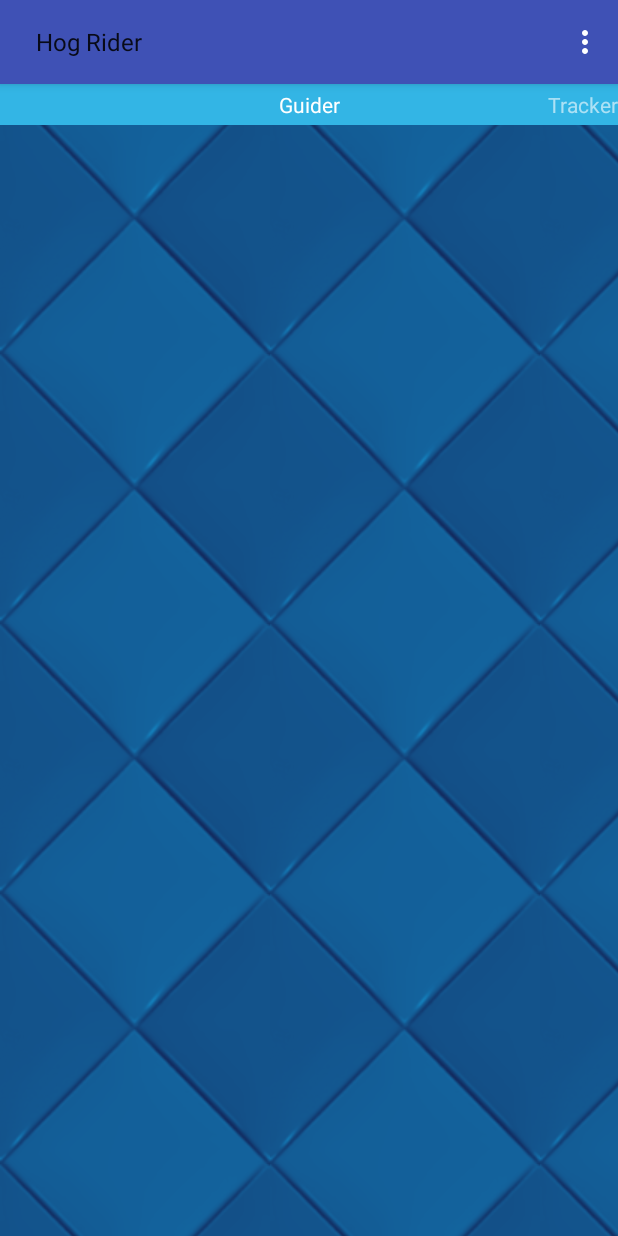
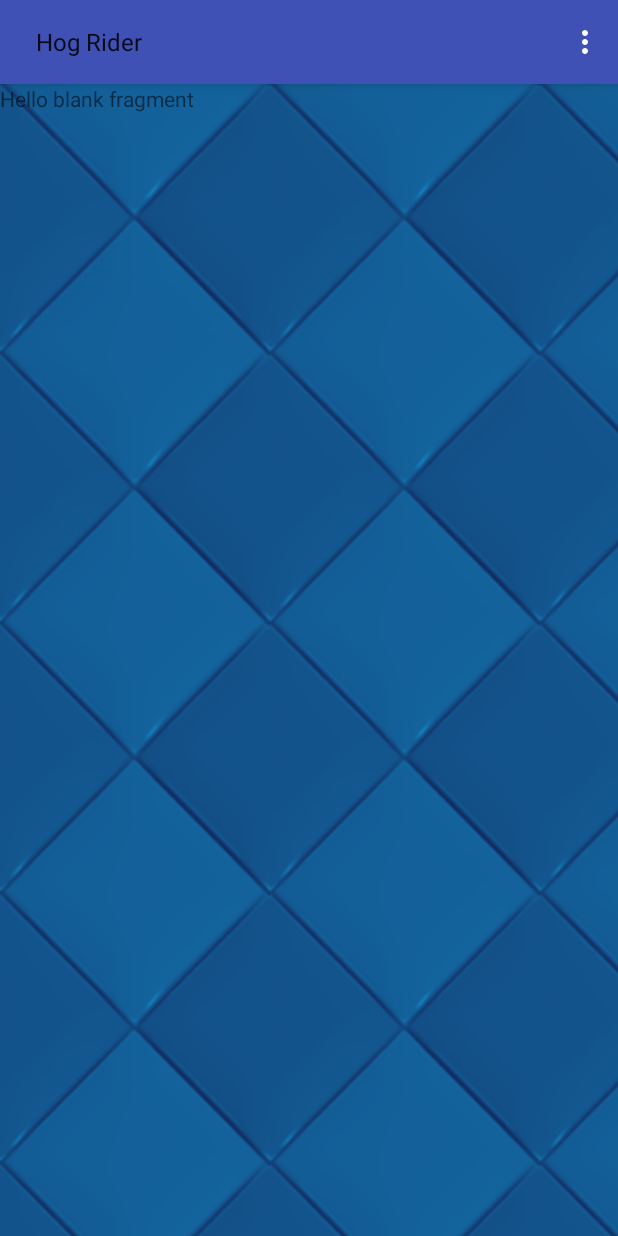
Before and after one commit to DarkArmed/ChestTracker, an Android app: the screen it shows after launch (MainActivity), on a phone screen of 412 x 824 dp. Run offline under Robolectric (Android 15) with nearby library versions, the phone set to English and light mode, and no system bars.

Commit message:
ViewPager with Fragments

```diff
--- /dev/null
+++ b/app/src/main/java/com/darkarmed/chesttrackerforclashroyale/ChestTrackerPagerAdapter.java
@@ -0,0 +1,42 @@
+package com.darkarmed.chesttrackerforclashroyale;
+
+import android.support.v4.app.Fragment;
+import android.support.v4.app.FragmentManager;
+import android.support.v4.app.FragmentPagerAdapter;
+import android.view.ViewGroup;
+
+/**
+ * Created by Xu on 6/4/16.
+ */
+public class ChestTrackerPagerAdapter extends FragmentPagerAdapter {
+    private GuiderFragment mGuiderFragment;
+    private TrackerFragment mTrackerFragment;
+
+    public ChestTrackerPagerAdapter(FragmentManager fm, GuiderFragment gf, TrackerFragment tf) {
+        super(fm);
+        mGuiderFragment = gf;
+        mTrackerFragment = tf;
+    }
+
+    @Override
+    public Fragment getItem(int position) {
+        switch (position) {
+            case 0:
+                return mGuiderFragment;
+            case 1:
+                return mTrackerFragment;
+            default:
+                return null;
+        }
+    }
+
+    @Override
+    public Object instantiateItem(ViewGroup container, int position) {
+        return super.instantiateItem(container, position);
+    }
+
+    @Override
+    public int getCount() {
+        return 2;
+    }
+}
--- a/app/src/main/java/com/darkarmed/chesttrackerforclashroyale/CustomPagerAdapter.java
+++ /dev/null
@@ -1,82 +0,0 @@
-package com.darkarmed.chesttrackerforclashroyale;
-
-import android.content.Context;
-import android.support.v4.view.PagerAdapter;
-import android.view.LayoutInflater;
-import android.view.View;
-import android.view.ViewGroup;
-
-/**
- * Created by Xu on 6/4/16.
- */
-public class CustomPagerAdapter extends PagerAdapter {
-
-    private Context mContext;
-    private View mCurrentView;
-
-    public CustomPagerAdapter(Context context) {
-        mContext = context;
-    }
-
-    public enum CustomPagerEnum {
-
-        RED(R.string.guider, R.layout.view_guider),
-        BLUE(R.string.tracker, R.layout.view_tracker);
-
-        private int mTitleResId;
-        private int mLayoutResId;
-
-        CustomPagerEnum(int titleResId, int layoutResId) {
-            mTitleResId = titleResId;
-            mLayoutResId = layoutResId;
-        }
-
-        public int getTitleResId() {
-            return mTitleResId;
-        }
-
-        public int getLayoutResId() {
-            return mLayoutResId;
-        }
-    }
-
-    @Override
-    public Object instantiateItem (ViewGroup collection, int position) {
-        CustomPagerEnum customPagerEnum = CustomPagerEnum.values()[position];
-        LayoutInflater inflater = LayoutInflater.from(mContext);
-        ViewGroup layout = (ViewGroup) inflater.inflate(customPagerEnum.getLayoutResId(),
-                collection, false);
-//        layout.setTag(CustomPagerEnum.values()[position].getTitleResId());
-        layout.setTag(position);
-        return layout;
-    }
-
-    @Override
-    public void destroyItem(ViewGroup collection, int position, Object view) {
-        collection.removeView((View) view);
-    }
-
-    @Override
-    public int getCount() {
-        return CustomPagerEnum.values().length;
-    }
-    @Override
-    public boolean isViewFromObject(View view, Object object) {
-        return view == object;
-    }
-
-    @Override
-    public CharSequence getPageTitle(int position) {
-        CustomPagerEnum customPagerEnum = CustomPagerEnum.values()[position];
-        return mContext.getString(customPagerEnum.getTitleResId());
-    }
-
-    @Override
-    public void setPrimaryItem(ViewGroup container, int position, Object object) {
-        mCurrentView = (View) object;
-    }
-
-    public View getPrimaryItem() {
-        return mCurrentView;
-    }
-}
--- /dev/null
+++ b/app/src/main/java/com/darkarmed/chesttrackerforclashroyale/GuiderFragment.java
@@ -0,0 +1,108 @@
+package com.darkarmed.chesttrackerforclashroyale;
+
+import android.content.Context;
+import android.net.Uri;
+import android.os.Bundle;
+import android.support.v4.app.Fragment;
+import android.view.LayoutInflater;
+import android.view.View;
+import android.view.ViewGroup;
+
+
+/**
+ * A simple {@link Fragment} subclass.
+ * Activities that contain this fragment must implement the
+ * {@link GuiderFragment.OnFragmentInteractionListener} interface
+ * to handle interaction events.
+ * Use the {@link GuiderFragment#newInstance} factory method to
+ * create an instance of this fragment.
+ */
+public class GuiderFragment extends Fragment {
+    // TODO: Rename parameter arguments, choose names that match
+    // the fragment initialization parameters, e.g. ARG_ITEM_NUMBER
+    private static final String ARG_PARAM1 = "param1";
+    private static final String ARG_PARAM2 = "param2";
+
+    // TODO: Rename and change types of parameters
+    private String mParam1;
+    private String mParam2;
+
+    private OnFragmentInteractionListener mListener;
+
+    public GuiderFragment() {
+        // Required empty public constructor
+    }
+
+    /**
+     * Use this factory method to create a new instance of
+     * this fragment using the provided parameters.
+     *
+     * @param param1 Parameter 1.
+     * @param param2 Parameter 2.
+     * @return A new instance of fragment GuiderFragment.
+     */
+    // TODO: Rename and change types and number of parameters
+    public static GuiderFragment newInstance(String param1, String param2) {
+        GuiderFragment fragment = new GuiderFragment();
+        Bundle args = new Bundle();
+        args.putString(ARG_PARAM1, param1);
+        args.putString(ARG_PARAM2, param2);
+        fragment.setArguments(args);
+        return fragment;
+    }
+
+    @Override
+    public void onCreate(Bundle savedInstanceState) {
+        super.onCreate(savedInstanceState);
+        if (getArguments() != null) {
+            mParam1 = getArguments().getString(ARG_PARAM1);
+            mParam2 = getArguments().getString(ARG_PARAM2);
+        }
+    }
+
+    @Override
+    public View onCreateView(LayoutInflater inflater, ViewGroup container,
+                             Bundle savedInstanceState) {
+        // Inflate the layout for this fragment
+        return inflater.inflate(R.layout.fragment_guider, container, false);
+    }
+
+    // TODO: Rename method, update argument and hook method into UI event
+    public void onButtonPressed(Uri uri) {
+        if (mListener != null) {
+            mListener.onFragmentInteraction(uri);
+        }
+    }
+
+    @Override
+    public void onAttach(Context context) {
+        super.onAttach(context);
+        if (context instanceof OnFragmentInteractionListener) {
+            mListener = (OnFragmentInteractionListener) context;
+        } else {
+            throw new RuntimeException(context.toString()
+                    + " must implement OnFragmentInteractionListener");
+        }
+    }
+
+    @Override
+    public void onDetach() {
+        super.onDetach();
+        mListener = null;
+    }
+
+    /**
+     * This interface must be implemented by activities that contain this
+     * fragment to allow an interaction in this fragment to be communicated
+     * to the activity and potentially other fragments contained in that
+     * activity.
+     * <p/>
+     * See the Android Training lesson <a href=
+     * "http://developer.android.com/training/basics/fragments/communicating.html"
+     * >Communicating with Other Fragments</a> for more information.
+     */
+    public interface OnFragmentInteractionListener {
+        // TODO: Update argument type and name
+        void onFragmentInteraction(Uri uri);
+    }
+}
--- a/app/src/main/java/com/darkarmed/chesttrackerforclashroyale/MainActivity.java
+++ b/app/src/main/java/com/darkarmed/chesttrackerforclashroyale/MainActivity.java
@@ -1,7 +1,9 @@
 package com.darkarmed.chesttrackerforclashroyale;
 
 import android.content.SharedPreferences;
+import android.net.Uri;
 import android.os.Bundle;
+import android.support.v4.app.FragmentManager;
 import android.support.v4.view.ViewPager;
 import android.support.v7.app.AppCompatActivity;
 import android.support.v7.widget.Toolbar;
@@ -23,21 +25,17 @@ import java.util.HashSet;
 import java.util.List;
 import java.util.Set;
 
-public class MainActivity extends AppCompatActivity {
-
+public class MainActivity extends AppCompatActivity
+        implements GuiderFragment.OnFragmentInteractionListener,
+        TrackerFragment.OnFragmentInteractionListener {
     private static final String TAG = "MainActivity";
     private Toolbar mToolbar;
     private TextView mToolbarTitle;
     private ViewPager mViewPager;
-    private CustomPagerAdapter mPagerAdapter;
-    private GridView mGuiderView;
-    private ChestsAdapter mGuiderAdapter;
-    private GridView mTrackerView;
-    private ChestsAdapter mTrackerAdapter;
+    private ChestTrackerPagerAdapter mPagerAdapter;
+    private FragmentManager mFragmentManager;
     private Set<String> mUsers;
     private String mUser;
-    private List<Chest> mChests;
-    private String mSequence;
 
 
     @Override
@@ -51,11 +49,6 @@ public class MainActivity extends AppCompatActivity {
 //        setTitle(getString(R.string.title));
         setTitle("");
 
-        mViewPager = (ViewPager) findViewById(R.id.pager);
-        mPagerAdapter = new CustomPagerAdapter(this);
-        mViewPager.setAdapter(mPagerAdapter);
-
-        mSequence = getString(R.string.chest_sequence);
     }
 
     @Override
@@ -64,10 +57,38 @@ public class MainActivity extends AppCompatActivity {
 
         loadUsers();
 
-        loadChests();
+        if (mUsers.size() > 1) {
+            Spinner mSpinner = (Spinner) findViewById(R.id.users_spinner);
+            final ArrayAdapter<String> arrayAdapter = new ArrayAdapter<>(this,
+                    android.R.layout.simple_spinner_item, new ArrayList<>(mUsers));
 
-        mTrackerAdapter = new ChestsAdapter(this, mChests);
-//        mTrackerView.setAdapter(mTrackerAdapter);
+            arrayAdapter.setDropDownViewResource(android.R.layout.simple_spinner_dropdown_item);
+            mSpinner.setAdapter(arrayAdapter);
+            mSpinner.setSelection(arrayAdapter.getPosition(mUser));
+            mSpinner.setOnItemSelectedListener(new AdapterView.OnItemSelectedListener() {
+                @Override
+                public void onItemSelected(AdapterView<?> parent, View view, int position, long id) {
+                    if (mUser != arrayAdapter.getItem(position)) {
+//                        saveChests();
+                        mUser = arrayAdapter.getItem(position);
+//                        saveUsers();
+//                        loadChests();
+                    }
+                }
+
+                @Override
+                public void onNothingSelected(AdapterView<?> parent) {
+
+                }
+            });
+        }
+
+        mFragmentManager = getSupportFragmentManager();
+        GuiderFragment gf = GuiderFragment.newInstance("hengji", "miaoji");
+        TrackerFragment tf = TrackerFragment.newInstance(mUser, "miaoji");
+        mPagerAdapter = new ChestTrackerPagerAdapter(mFragmentManager, gf, tf);
+        mViewPager = (ViewPager) findViewById(R.id.pager);
+        mViewPager.setAdapter(mPagerAdapter);
 
 //        mGridView.setOnItemClickListener(new AdapterView.OnItemClickListener() {
 //            @Override
@@ -83,40 +104,13 @@ public class MainActivity extends AppCompatActivity {
 //                return false;
 //            }
 //        });
-
-        if (mUsers.size() > 1) {
-            Spinner mSpinner = (Spinner) findViewById(R.id.users_spinner);
-            final ArrayAdapter<String> arrayAdapter = new ArrayAdapter<>(this,
-                    android.R.layout.simple_spinner_item, new ArrayList<>(mUsers));
-
-            arrayAdapter.setDropDownViewResource(android.R.layout.simple_spinner_dropdown_item);
-            mSpinner.setAdapter(arrayAdapter);
-            mSpinner.setSelection(arrayAdapter.getPosition(mUser));
-            mSpinner.setOnItemSelectedListener(new AdapterView.OnItemSelectedListener() {
-                @Override
-                public void onItemSelected(AdapterView<?> parent, View view, int position, long id) {
-                    saveChests();
-                    mUser = arrayAdapter.getItem(position);
-                    saveUsers();
-                    loadChests();
-
-                    mTrackerAdapter = new ChestsAdapter(getApplicationContext(), mChests);
-//                    mTrackerView.setAdapter(mTrackerAdapter);
-                }
-
-                @Override
-                public void onNothingSelected(AdapterView<?> parent) {
-
-                }
-            });
-        }
     }
 
     @Override
     protected void onPause() {
         super.onPause();
 
-        saveChests();
+        saveUsers();
     }
 
     @Override
@@ -149,13 +143,17 @@ public class MainActivity extends AppCompatActivity {
         }
     }
 
+    @Override
+    public void onFragmentInteraction(Uri uri) {
+
+    }
+
     private void loadUsers() {
         SharedPreferences userPref = getPreferences(MODE_PRIVATE);
         mUser = userPref.getString("CURRENT_USER", "");
 
         if (mUser.equalsIgnoreCase("")) {
             mUser = "Hog Rider";
-            userPref.edit().putString("CURRENT_USER", mUser).commit();
         }
 
         mUsers = userPref.getStringSet("USERS", null);
@@ -165,7 +163,6 @@ public class MainActivity extends AppCompatActivity {
             mUsers.add(mUser);
             mUsers.add("Goblin");
             mUsers.add("Barbarian");
-            userPref.edit().putStringSet("USERS", mUsers).commit();
         }
     }
 
@@ -173,40 +170,4 @@ public class MainActivity extends AppCompatActivity {
         SharedPreferences userPref = getPreferences(MODE_PRIVATE);
         userPref.edit().putString("CURRENT_USER", mUser).putStringSet("USERS", mUsers).commit();
     }
-
-    private boolean loadChests() {
-        SharedPreferences chestPref = getSharedPreferences(mUser, MODE_PRIVATE);
-        String json = chestPref.getString(getString(R.string.chest_seq_key), "");
-
-        if (json.equalsIgnoreCase("")) {
-            mChests = getChestList(mSequence);
-            return false;
-        } else {
-            Log.d(TAG, json);
-            mChests = new Gson().fromJson(json, new TypeToken<List<Chest>>() {
-            }.getType());
-            return true;
-        }
-    }
-
-    private boolean saveChests() {
-        SharedPreferences chestPref = getSharedPreferences(mUser, MODE_PRIVATE);
-        String json = new Gson().toJson(mTrackerAdapter.getItems());
-        chestPref.edit().putString(getString(R.string.chest_seq_key), json).commit();
-
-        Log.d(TAG, json);
-        Log.d(TAG, chestPref.getString(getString(R.string.chest_seq_key), ""));
-
-        return true;
-    }
-
-    private List<Chest> getChestList(String seq) {
-        List<Chest> chests = new ArrayList<>();
-
-        for (int i = 0; i < seq.length(); ++i) {
-            chests.add(new Chest(i, seq.charAt(i)));
-        }
-
-        return chests;
-    }
 }
--- /dev/null
+++ b/app/src/main/java/com/darkarmed/chesttrackerforclashroyale/TrackerFragment.java
@@ -0,0 +1,181 @@
+package com.darkarmed.chesttrackerforclashroyale;
+
+import android.content.Context;
+import android.content.SharedPreferences;
+import android.net.Uri;
+import android.os.Bundle;
+import android.support.v4.app.Fragment;
+import android.util.Log;
+import android.view.LayoutInflater;
+import android.view.View;
+import android.view.ViewGroup;
+import android.widget.GridView;
+
+import com.google.gson.Gson;
+import com.google.gson.reflect.TypeToken;
+
+import java.util.ArrayList;
+import java.util.List;
+
+
+/**
+ * A simple {@link Fragment} subclass.
+ * Activities that contain this fragment must implement the
+ * {@link TrackerFragment.OnFragmentInteractionListener} interface
+ * to handle interaction events.
+ * Use the {@link TrackerFragment#newInstance} factory method to
+ * create an instance of this fragment.
+ */
+public class TrackerFragment extends Fragment {
+    private static final String TAG = "TrackerFragment";
+    // TODO: Rename parameter arguments, choose names that match
+    // the fragment initialization parameters, e.g. ARG_ITEM_NUMBER
+    private static final String ARG_USER = "user";
+    private static final String ARG_PARAM2 = "param2";
+
+    // TODO: Rename and change types of parameters
+    private String mUser;
+    private String mParam2;
+
+    private Context mContext;
+    private GridView mTrackerView;
+    private ChestsAdapter mAdapter;
+
+    private List<Chest> mChests;
+    private String mSequence;
+
+    private OnFragmentInteractionListener mListener;
+
+//    public TrackerFragment() {
+//        // Required empty public constructor
+//    }
+
+    /**
+     * Use this factory method to create a new instance of
+     * this fragment using the provided parameters.
+     *
+     * @param user Parameter 1.
+     * @param param2 Parameter 2.
+     * @return A new instance of fragment TrackerFragment.
+     */
+    // TODO: Rename and change types and number of parameters
+    public static TrackerFragment newInstance(String user, String param2) {
+        TrackerFragment fragment = new TrackerFragment();
+        Bundle args = new Bundle();
+        args.putString(ARG_USER, user);
+        args.putString(ARG_PARAM2, param2);
+        fragment.setArguments(args);
+        return fragment;
+    }
+
+    @Override
+    public void onCreate(Bundle savedInstanceState) {
+        super.onCreate(savedInstanceState);
+        if (getArguments() != null) {
+            mUser = getArguments().getString(ARG_USER);
+            mParam2 = getArguments().getString(ARG_PARAM2);
+        }
+        mSequence = getString(R.string.chest_sequence);
+    }
+
+    @Override
+    public View onCreateView(LayoutInflater inflater, ViewGroup container,
+                             Bundle savedInstanceState) {
+        // Inflate the layout for this fragment
+        View view = inflater.inflate(R.layout.fragment_tracker, container, false);
+        mTrackerView = (GridView) view.findViewById(R.id.trackerview);
+//        mTrackerView.setAdapter();
+        return view;
+    }
+
+    // TODO: Rename method, update argument and hook method into UI event
+    public void onButtonPressed(Uri uri) {
+        if (mListener != null) {
+            mListener.onFragmentInteraction(uri);
+        }
+    }
+
+    @Override
+    public void onAttach(Context context) {
+        super.onAttach(context);
+        mContext = context;
+        if (context instanceof OnFragmentInteractionListener) {
+            mListener = (OnFragmentInteractionListener) context;
+        } else {
+            throw new RuntimeException(context.toString()
+                    + " must implement OnFragmentInteractionListener");
+        }
+    }
+
+    @Override
+    public void onDetach() {
+        super.onDetach();
+        mListener = null;
+    }
+
+    @Override
+    public void onResume() {
+        super.onResume();
+
+        loadChests();
+        mAdapter = new ChestsAdapter(mContext, mChests);
+        mTrackerView.setAdapter(mAdapter);
+    }
+
+    @Override
+    public void onPause() {
+        super.onPause();
+
+        saveChests();
+    }
+
+    /**
+     * This interface must be implemented by activities that contain this
+     * fragment to allow an interaction in this fragment to be communicated
+     * to the activity and potentially other fragments contained in that
+     * activity.
+     * <p/>
+     * See the Android Training lesson <a href=
+     * "http://developer.android.com/training/basics/fragments/communicating.html"
+     * >Communicating with Other Fragments</a> for more information.
+     */
+    public interface OnFragmentInteractionListener {
+        // TODO: Update argument type and name
+        void onFragmentInteraction(Uri uri);
+    }
+
+    private boolean loadChests() {
+        SharedPreferences chestPref = mContext.getSharedPreferences(mUser, Context.MODE_PRIVATE);
+        String json = chestPref.getString(getString(R.string.chest_seq_key), "");
+
+        if (json.equalsIgnoreCase("")) {
+            mChests = getChestList(mSequence);
+            return false;
+        } else {
+            Log.d(TAG, json);
+            mChests = new Gson().fromJson(json, new TypeToken<List<Chest>>() {}.getType());
+            return true;
+        }
+    }
+
+    private boolean saveChests() {
+        SharedPreferences chestPref = mContext.getSharedPreferences(mUser, Context.MODE_PRIVATE);
+        String json = new Gson().toJson(mAdapter.getItems());
+        chestPref.edit().putString(getString(R.string.chest_seq_key), json).commit();
+
+        Log.d(TAG, json);
+        Log.d(TAG, chestPref.getString(getString(R.string.chest_seq_key), ""));
+
+        return true;
+    }
+
+    private List<Chest> getChestList(String seq) {
+        List<Chest> chests = new ArrayList<>();
+
+        for (int i = 0; i < seq.length(); ++i) {
+            chests.add(new Chest(i, seq.charAt(i)));
+        }
+
+        return chests;
+    }
+}
--- a/app/src/main/res/layout/content_main.xml
+++ b/app/src/main/res/layout/content_main.xml
@@ -18,15 +18,7 @@
         xmlns:android="http://schemas.android.com/apk/res/android"
         android:id="@+id/pager"
         android:layout_width="match_parent"
-        android:layout_height="500dp" >
-        <android.support.v4.view.PagerTitleStrip
-            android:id="@+id/pager_title_strip"
-            android:layout_width="match_parent"
-            android:layout_height="wrap_content"
-            android:layout_gravity="top"
-            android:background="#33b5e5"
-            android:textColor="#fff"
-            android:paddingTop="4dp"
-            android:paddingBottom="4dp" />
+        android:layout_height="wrap_content"
+        android:layout_alignParentBottom="true">
     </android.support.v4.view.ViewPager>
 </RelativeLayout>
--- /dev/null
+++ b/app/src/main/res/layout/fragment_guider.xml
@@ -0,0 +1,20 @@
+<FrameLayout xmlns:android="http://schemas.android.com/apk/res/android"
+             xmlns:tools="http://schemas.android.com/tools"
+             android:layout_width="match_parent"
+             android:layout_height="match_parent"
+             tools:context="com.darkarmed.chesttrackerforclashroyale.GuiderFragment">
+
+    <TextView
+        android:layout_width="match_parent"
+        android:layout_height="match_parent"
+        android:text="@string/hello_blank_fragment"/>
+    <GridView
+        android:id="@+id/guiderview"
+        android:layout_width="match_parent"
+        android:layout_height="wrap_content"
+        android:stretchMode="columnWidth"
+        android:backgroundTintMode="screen"
+        android:numColumns="4">
+    </GridView>
+
+</FrameLayout>
--- /dev/null
+++ b/app/src/main/res/layout/fragment_tracker.xml
@@ -0,0 +1,16 @@
+<FrameLayout xmlns:android="http://schemas.android.com/apk/res/android"
+             xmlns:tools="http://schemas.android.com/tools"
+             android:layout_width="match_parent"
+             android:layout_height="match_parent"
+             tools:context="com.darkarmed.chesttrackerforclashroyale.TrackerFragment">
+
+    <GridView
+        android:id="@+id/trackerview"
+        android:layout_width="match_parent"
+        android:layout_height="wrap_content"
+        android:stretchMode="columnWidth"
+        android:backgroundTintMode="screen"
+        android:numColumns="6">
+    </GridView>
+
+</FrameLayout>
--- a/app/src/main/res/layout/view_guider.xml
+++ /dev/null
@@ -1,14 +0,0 @@
-<?xml version="1.0" encoding="utf-8"?>
-<LinearLayout xmlns:android="http://schemas.android.com/apk/res/android"
-              android:orientation="vertical"
-              android:layout_width="match_parent"
-              android:layout_height="match_parent">
-    <GridView
-        android:id="@+id/guiderview"
-        android:layout_width="match_parent"
-        android:layout_height="wrap_content"
-        android:stretchMode="columnWidth"
-        android:backgroundTintMode="screen"
-        android:numColumns="6">
-    </GridView>
-</LinearLayout>
--- a/app/src/main/res/layout/view_tracker.xml
+++ /dev/null
@@ -1,14 +0,0 @@
-<?xml version="1.0" encoding="utf-8"?>
-<LinearLayout xmlns:android="http://schemas.android.com/apk/res/android"
-              android:orientation="vertical"
-              android:layout_width="match_parent"
-              android:layout_height="match_parent">
-    <GridView
-        android:id="@+id/trackerview"
-        android:layout_width="match_parent"
-        android:layout_height="wrap_content"
-        android:stretchMode="columnWidth"
-        android:backgroundTintMode="screen"
-        android:numColumns="6">
-    </GridView>
-</LinearLayout>
--- a/app/src/main/res/values/strings.xml
+++ b/app/src/main/res/values/strings.xml
@@ -7,4 +7,7 @@
     <string name="tap_to_confirm">Tap to confirm gaining the chest</string>
     <string name="guider">Guider</string>
     <string name="tracker">Tracker</string>
+
+    <!-- TODO: Remove or change this placeholder text -->
+    <string name="hello_blank_fragment">Hello blank fragment</string>
 </resources>
```
